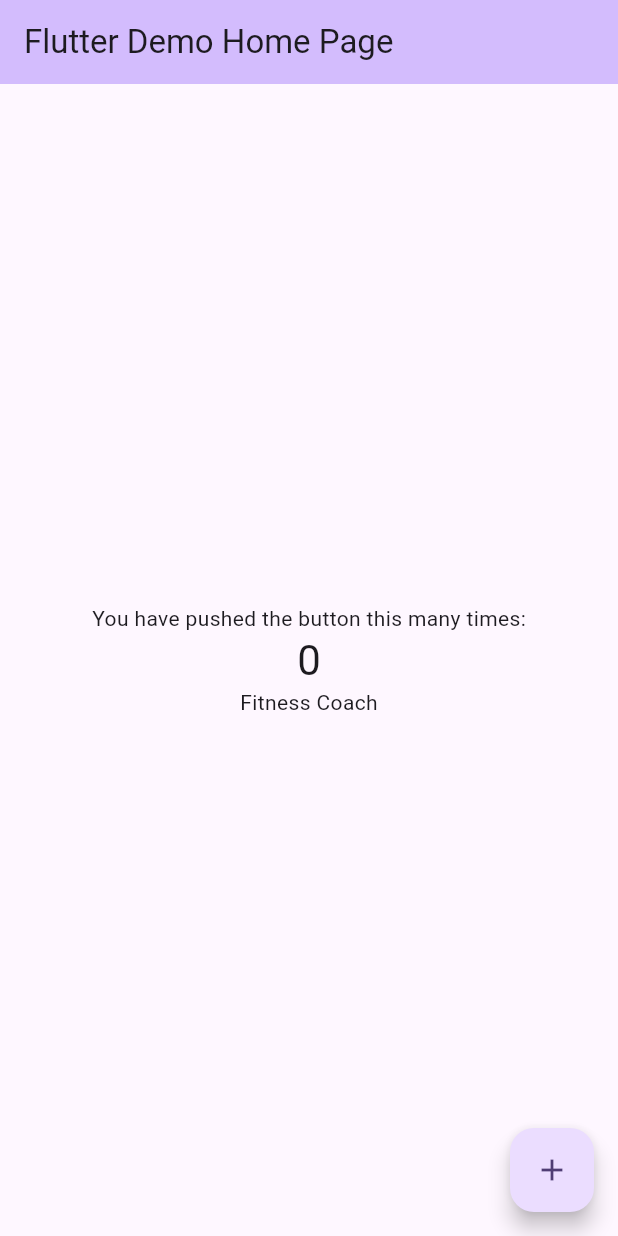
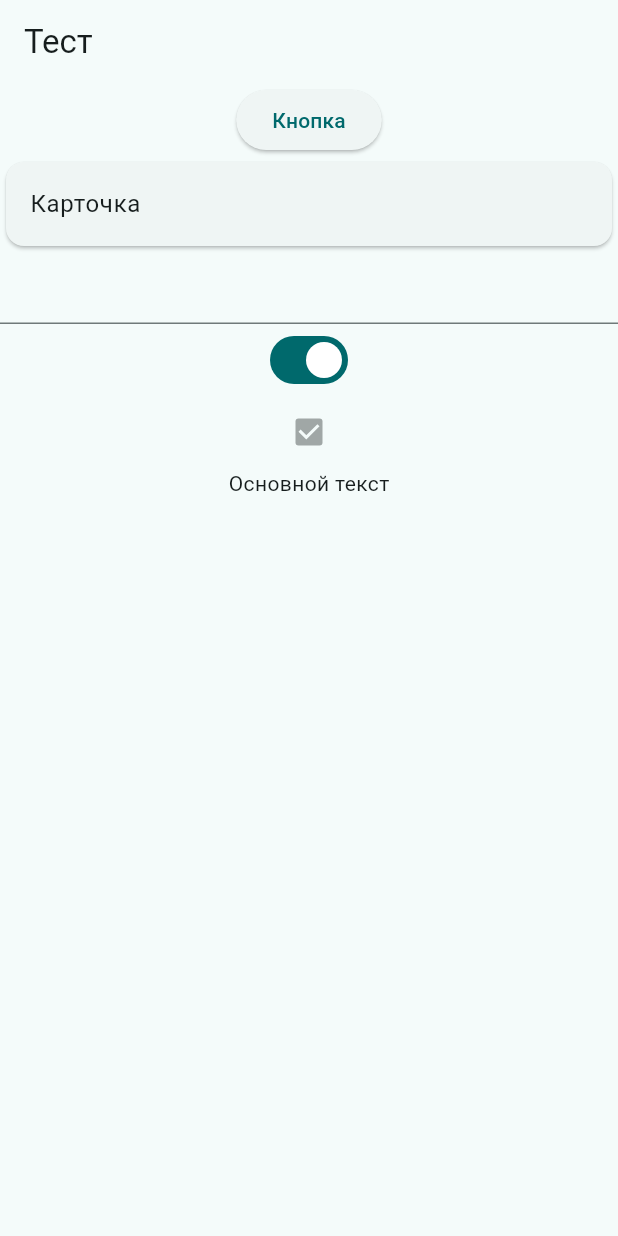
Before and after one commit to PepelyaevDev/train_easy, a Flutter app: the screen it shows after launch, on a phone screen of 412 x 824 dp. Run offline on Flutter 3.47's test engine with Material 3 defaults, Android fonts, the light colour scheme and no system bars.

Commit message:
add app theme

```diff
--- a/lib/main.dart
+++ b/lib/main.dart
@@ -9,120 +9,41 @@ void main() {
 class MyApp extends StatelessWidget {
   const MyApp({super.key});
 
-  // This widget is the root of your application.
   @override
   Widget build(BuildContext context) {
     return MaterialApp(
       localizationsDelegates: AppLocalizations.localizationsDelegates,
       supportedLocales: AppLocalizations.supportedLocales,
-      title: 'Flutter Demo',
       theme: ThemeData(
-        // This is the theme of your application.
-        //
-        // TRY THIS: Try running your application with "flutter run". You'll see
-        // the application has a purple toolbar. Then, without quitting the app,
-        // try changing the seedColor in the colorScheme below to Colors.green
-        // and then invoke "hot reload" (save your changes or press the "hot
-        // reload" button in a Flutter-supported IDE, or press "r" if you used
-        // the command line to start the app).
-        //
-        // Notice that the counter didn't reset back to zero; the application
-        // state is not lost during the reload. To reset the state, use hot
-        // restart instead.
-        //
-        // This works for code too, not just values: Most code changes can be
-        // tested with just a hot reload.
-        colorScheme: ColorScheme.fromSeed(seedColor: Colors.deepPurple),
+        colorScheme: ColorScheme.fromSeed(
+          seedColor: const Color(0xFF5F9EA0),
+          brightness: Brightness.light,
+        ),
       ),
-      home: const MyHomePage(title: 'Flutter Demo Home Page'),
+      home: const MyHomePage(),
     );
   }
 }
 
-class MyHomePage extends StatefulWidget {
-  const MyHomePage({super.key, required this.title});
-
-  // This widget is the home page of your application. It is stateful, meaning
-  // that it has a State object (defined below) that contains fields that affect
-  // how it looks.
-
-  // This class is the configuration for the state. It holds the values (in this
-  // case the title) provided by the parent (in this case the App widget) and
-  // used by the build method of the State. Fields in a Widget subclass are
-  // always marked "final".
-
-  final String title;
-
-  @override
-  State<MyHomePage> createState() => _MyHomePageState();
-}
-
-class _MyHomePageState extends State<MyHomePage> {
-  int _counter = 0;
-
-  void _incrementCounter() {
-    setState(() {
-      // This call to setState tells the Flutter framework that something has
-      // changed in this State, which causes it to rerun the build method below
-      // so that the display can reflect the updated values. If we changed
-      // _counter without calling setState(), then the build method would not be
-      // called again, and so nothing would appear to happen.
-      _counter++;
-    });
-  }
+class MyHomePage extends StatelessWidget {
+  const MyHomePage({super.key});
 
   @override
   Widget build(BuildContext context) {
-    // This method is rerun every time setState is called, for instance as done
-    // by the _incrementCounter method above.
-    //
-    // The Flutter framework has been optimized to make rerunning build methods
-    // fast, so that you can just rebuild anything that needs updating rather
-    // than having to individually change instances of widgets.
     return Scaffold(
-      appBar: AppBar(
-        // TRY THIS: Try changing the color here to a specific color (to
-        // Colors.amber, perhaps?) and trigger a hot reload to see the AppBar
-        // change color while the other colors stay the same.
-        backgroundColor: Theme.of(context).colorScheme.inversePrimary,
-        // Here we take the value from the MyHomePage object that was created by
-        // the App.build method, and use it to set our appbar title.
-        title: Text(widget.title),
-      ),
-      body: Center(
-        // Center is a layout widget. It takes a single child and positions it
-        // in the middle of the parent.
+      appBar: AppBar(title: Text('Тест')),
+      body: SingleChildScrollView(
         child: Column(
-          // Column is also a layout widget. It takes a list of children and
-          // arranges them vertically. By default, it sizes itself to fit its
-          // children horizontally, and tries to be as tall as its parent.
-          //
-          // Column has various properties to control how it sizes itself and
-          // how it positions its children. Here we use mainAxisAlignment to
-          // center the children vertically; the main axis here is the vertical
-          // axis because Columns are vertical (the cross axis would be
-          // horizontal).
-          //
-          // TRY THIS: Invoke "debug painting" (choose the "Toggle Debug Paint"
-          // action in the IDE, or press "p" in the console), to see the
-          // wireframe for each widget.
-          mainAxisAlignment: MainAxisAlignment.center,
-          children: <Widget>[
-            const Text('You have pushed the button this many times:'),
-            Text(
-              '$_counter',
-              style: Theme.of(context).textTheme.headlineMedium,
-            ),
-            Text(AppLocalizations.of(context)!.appTitle),
-            SizedBox(),
+          children: [
+            ElevatedButton(onPressed: () {}, child: Text('Кнопка')),
+            const Card(child: ListTile(title: Text('Карточка'))),
+            const TextField(),
+            Switch(value: true, onChanged: (_) {}),
+            const Checkbox(value: true, onChanged: null),
+            Text('Основной текст'),
           ],
         ),
       ),
-      floatingActionButton: FloatingActionButton(
-        onPressed: _incrementCounter,
-        tooltip: 'Increment',
-        child: const Icon(Icons.add),
-      ), // This trailing comma makes auto-formatting nicer for build methods.
     );
   }
 }
```
